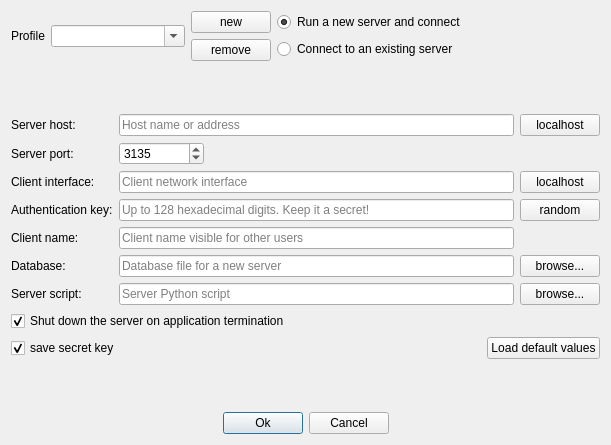
First picture: the form in src/ui/connectiondialog.ui, repository codilime/veles, before the edit.
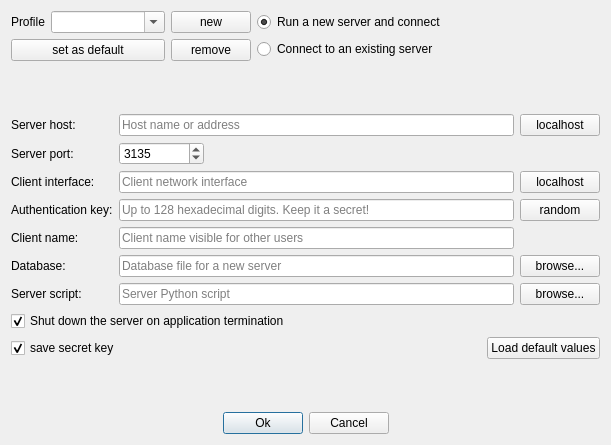
Second picture: the form after the edit.

Commit message: review: added default profile and unique new name

The edit to the form file:
```diff
--- a/src/ui/connectiondialog.ui
+++ b/src/ui/connectiondialog.ui
@@ -20,6 +20,12 @@
    <item>
     <layout class="QHBoxLayout" name="horizontalLayout_5">
      <item>
+      <layout class="QVBoxLayout" name="verticalLayout_5">
+       <item>
+        <layout class="QVBoxLayout" name="verticalLayout_6">
+         <item>
+          <layout class="QHBoxLayout" name="horizontalLayout_6">
+           <item>
       <widget class="QLabel" name="label">
        <property name="text">
         <string>Profile</string>
@@ -41,6 +47,19 @@
         <string/>
        </property>
       </widget>
+           </item>
+          </layout>
+         </item>
+        </layout>
+       </item>
+       <item>
+        <widget class="QPushButton" name="default_profile">
+         <property name="text">
+          <string>set as default</string>
+         </property>
+        </widget>
+       </item>
+      </layout>
      </item>
      <item>
       <layout class="QVBoxLayout" name="verticalLayout_3">
```
Lines whose indentation alone changed are shown as unchanged. The commit also changes 4 other files.
